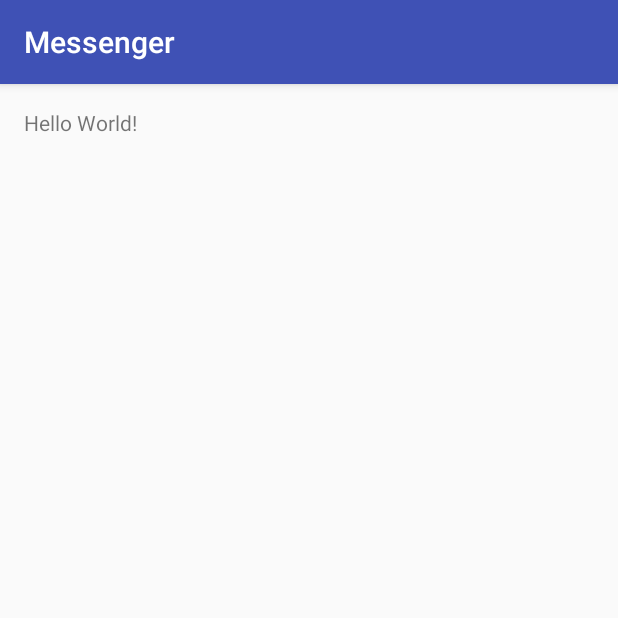
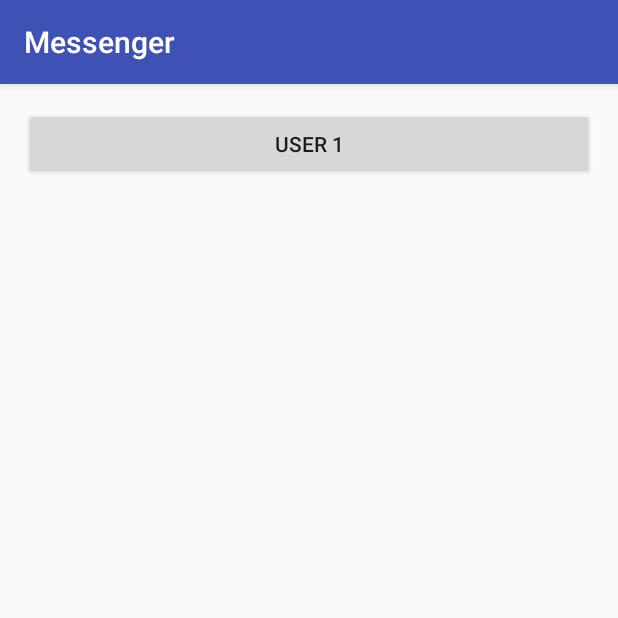
Before and after one commit to kubols/Messenger, an Android app: the screen it shows after launch (MainActivity), on a phone screen of 412 x 824 dp, the top half of it. Run offline under Robolectric (Android 15) with nearby library versions, the phone set to English and light mode, and no system bars.

Commit message:
Start activity Chat with extras

```diff
--- a/app/src/main/java/pl/edu/uksw/prir/messenger/MainActivity.java
+++ b/app/src/main/java/pl/edu/uksw/prir/messenger/MainActivity.java
@@ -10,14 +10,32 @@ package pl.edu.uksw.prir.messenger;
  * @author Michał Darkowski
  *
  */
+import android.content.Intent;
 import android.support.v7.app.AppCompatActivity;
 import android.os.Bundle;
+import android.view.View;
+import android.widget.Button;
 
 public class MainActivity extends AppCompatActivity {
+
+    private Button chatButton;
+    private String from, id, to;
+
 
     @Override
     protected void onCreate(Bundle savedInstanceState) {
         super.onCreate(savedInstanceState);
         setContentView(R.layout.activity_main);
+        chatButton = (Button)findViewById(R.id.chatButton);
+    }
+
+    private void openChat(View view){
+        to = chatButton.getText().toString();
+
+        Intent intent = new Intent(this, Chat.class);
+        intent.putExtra("from", from);
+        intent.putExtra("id", id);
+        intent.putExtra("to", to);
+        startActivity(intent);
     }
 }
--- a/app/src/main/res/layout/activity_chat.xml
+++ b/app/src/main/res/layout/activity_chat.xml
@@ -31,4 +31,5 @@
             android:text="@string/send"
             android:onClick="sendMessage"/>
     </RelativeLayout>
+
 </RelativeLayout>
--- a/app/src/main/res/layout/activity_main.xml
+++ b/app/src/main/res/layout/activity_main.xml
@@ -1,6 +1,7 @@
 <?xml version="1.0" encoding="utf-8"?>
-<RelativeLayout xmlns:android="http://schemas.android.com/apk/res/android"
+<LinearLayout xmlns:android="http://schemas.android.com/apk/res/android"
     xmlns:tools="http://schemas.android.com/tools"
+    android:orientation="vertical"
     android:layout_width="match_parent"
     android:layout_height="match_parent"
     android:paddingBottom="@dimen/activity_vertical_margin"
@@ -9,8 +10,11 @@
     android:paddingTop="@dimen/activity_vertical_margin"
     tools:context="pl.edu.uksw.prir.messenger.MainActivity">
 
-    <TextView
-        android:layout_width="wrap_content"
+    <Button
+        android:id="@+id/chatButton"
+        android:layout_width="match_parent"
         android:layout_height="wrap_content"
-        android:text="Hello World!" />
-</RelativeLayout>
+        android:text="User 1"
+        android:onClick="openChat"/>
+
+</LinearLayout>
```
Also changed, not shown: app/src/main/java/pl/edu/uksw/prir/messenger/Chat.java (+13 -5 lines).
